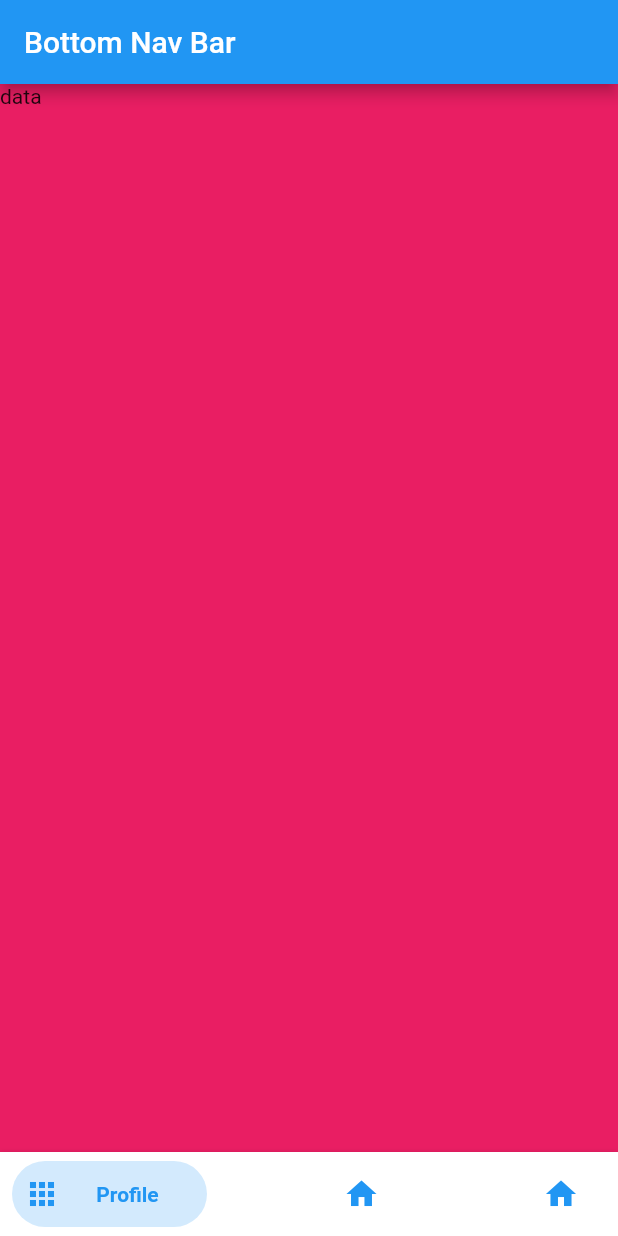
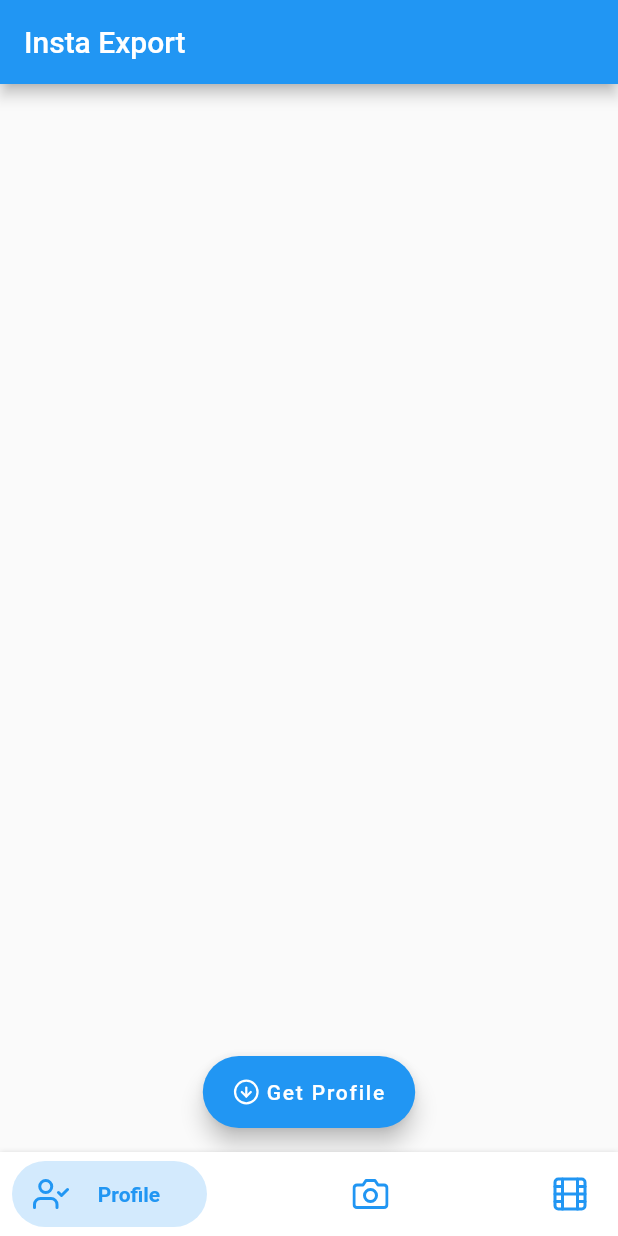
Before and after one commit to Deepjyoti120/instadownload, a Flutter app: the screen it shows after launch, on a phone screen of 412 x 824 dp. Run offline on Flutter 3.47's test engine with Material 2 defaults, Android fonts, the phone set to English and light mode, and no system bars; drawn by our look-alikes of bottom_navy_bar; our stand-ins replace flutter_feather_icons; missing offline and left inert: flutter_downloader.

Commit message:
fix issue

```diff
--- a/lib/main.dart
+++ b/lib/main.dart
@@ -1,6 +1,10 @@
 import 'package:bottom_navy_bar/bottom_navy_bar.dart';
 import 'package:flutter/material.dart';
 import 'package:flutter_downloader/flutter_downloader.dart';
+import 'package:flutter_feather_icons/flutter_feather_icons.dart';
+import 'package:instadownload/screens/UI/photo.dart';
+import 'package:instadownload/screens/UI/profile.dart';
+import 'package:instadownload/screens/UI/video.dart';
 
 void main() async {
   WidgetsFlutterBinding.ensureInitialized();
@@ -42,7 +46,7 @@ class _MyHomePageState extends State<MyHomePage> {
   @override
   Widget build(BuildContext context) {
     return Scaffold(
-      appBar: AppBar(title: Text("Bottom Nav Bar")),
+      appBar: AppBar(title: Text("Insta Export")),
       body: SizedBox.expand(
         child: PageView(
           controller: _pageController,
@@ -50,22 +54,9 @@ class _MyHomePageState extends State<MyHomePage> {
             setState(() => _currentIndex = index);
           },
           children: [
-            Container(
-              color: Colors.pink,
-              child: Text('data'),
-            ),
-            Container(
-              color: Colors.blueGrey,
-            ),
-            Container(
-              color: Colors.red,
-            ),
-            Container(
-              color: Colors.green,
-            ),
-            Container(
-              color: Colors.blue,
-            ),
+            ProfileSection(),
+            PhotoSection(),
+            VideoSection(),
           ],
         ),
       ),
@@ -77,20 +68,32 @@ class _MyHomePageState extends State<MyHomePage> {
         },
         items: [
           BottomNavyBarItem(
-            icon: Icon(Icons.apps),
-            title: Text('Profile'),
+            icon: Padding(
+              padding: const EdgeInsets.only(left: 6),
+              child: Icon(FeatherIcons.userCheck),
+            ),
+            title: Padding(
+              padding: const EdgeInsets.only(right: 4),
+              child: Text('Profile'),
+            ),
             textAlign: TextAlign.center,
           ),
           BottomNavyBarItem(
             title: Text('Photo'),
             // activeColor: Colors.pink,
             textAlign: TextAlign.center,
-              icon: Icon(Icons.home)),
+            icon: Padding(
+                padding: const EdgeInsets.only(left: 6),
+                child: Icon(FeatherIcons.camera)),
+          ),
           BottomNavyBarItem(
             title: Text('Video'),
             // activeColor: Colors.pink,
             textAlign: TextAlign.center,
-              icon: Icon(Icons.home)),
+            icon: Padding(
+                padding: const EdgeInsets.only(left: 6),
+                child: Icon(FeatherIcons.film)),
+          ),
         ],
       ),
     );
--- a/lib/screens/UI/photo.dart
+++ b/lib/screens/UI/photo.dart
@@ -0,0 +1,14 @@
+import 'package:flutter/material.dart';
+
+class PhotoSection extends StatelessWidget {
+  const PhotoSection({
+    Key? key,
+  }) : super(key: key);
+
+  @override
+  Widget build(BuildContext context) {
+    return Container(
+      color: Colors.blueGrey,
+    );
+  }
+}
--- a/lib/screens/UI/profile.dart
+++ b/lib/screens/UI/profile.dart
@@ -0,0 +1,29 @@
+import 'package:flutter/cupertino.dart';
+import 'package:flutter/material.dart';
+import 'package:flutter_feather_icons/flutter_feather_icons.dart';
+import 'package:instadownload/screens/widgets/CenterFBtn.dart';
+
+class ProfileSection extends StatelessWidget {
+  const ProfileSection({
+    Key? key,
+  }) : super(key: key);
+
+  @override
+  Widget build(BuildContext context) {
+    return Scaffold(
+      floatingActionButtonLocation: FloatingActionButtonLocation.centerFloat,
+      floatingActionButton: CenterFloatingActionButton(
+        icon: Icon(
+          FeatherIcons.arrowDownCircle,
+          // FeatherIcons.download,
+          color: Colors.white,
+          size: 18,
+        ),
+        titleText: Text(
+          "Get Profile",
+          style: TextStyle(fontWeight: FontWeight.w500),
+        ),
+      ),
+    );
+  }
+}
--- a/lib/screens/UI/video.dart
+++ b/lib/screens/UI/video.dart
@@ -0,0 +1,15 @@
+import 'package:flutter/cupertino.dart';
+import 'package:flutter/material.dart';
+
+class VideoSection extends StatelessWidget {
+  const VideoSection({
+    Key? key,
+  }) : super(key: key);
+
+  @override
+  Widget build(BuildContext context) {
+    return Container(
+      color: Colors.red,
+    );
+  }
+}
--- /dev/null
+++ b/lib/screens/widgets/CenterFBtn.dart
@@ -0,0 +1,27 @@
+import 'package:flutter/cupertino.dart';
+import 'package:flutter/material.dart';
+
+class CenterFloatingActionButton extends StatelessWidget {
+  final Icon icon;
+  final Text titleText;
+  const CenterFloatingActionButton({
+    Key? key,
+    required this.icon,
+    required this.titleText,
+  }) : super(key: key);
+  @override
+  Widget build(BuildContext context) {
+    return FloatingActionButton.extended(
+      onPressed: () {},
+      label: Row(
+        children: [
+          icon,
+          Container(
+            margin: EdgeInsets.only(left: 4),
+            child: titleText,
+          ),
+        ],
+      ),
+    );
+  }
+}
--- a/pubspec.yaml
+++ b/pubspec.yaml
@@ -43,6 +43,7 @@ dependencies:
   android_path_provider: ^0.3.0
   device_info_plus: ^3.1.0
   bottom_navy_bar: ^6.0.0
+  flutter_feather_icons: ^2.0.0+1
 
 dev_dependencies:
   flutter_test:
```
Also changed, not shown: pubspec.lock, 3 other files. Lines whose indentation alone changed are shown as unchanged.
